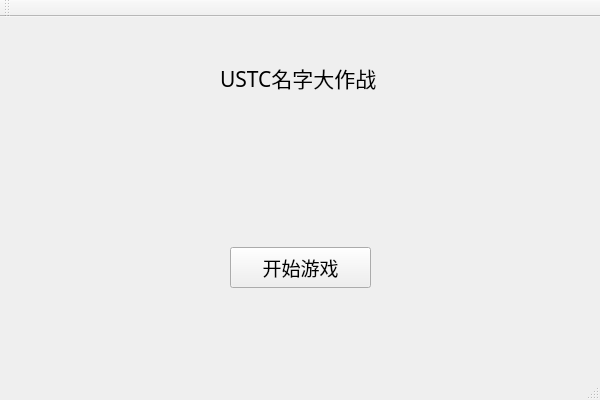
Before: the Qt Designer form USTC名字大作战/USTCNameBattle.ui in Dashu-Li/USTCNameBattle, drawn with Qt 5.
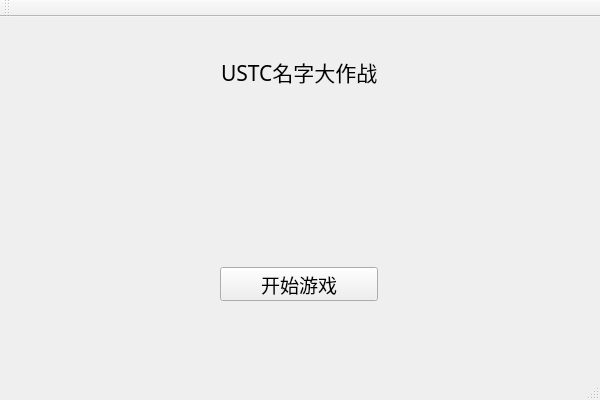
After: the same form once the commit is applied.

What changed in the file:
```diff
--- a/USTC名字大作战/USTCNameBattle.ui
+++ b/USTC名字大作战/USTCNameBattle.ui
@@ -17,10 +17,10 @@
    <widget class="QLabel" name="label">
     <property name="geometry">
      <rect>
-      <x>220</x>
-      <y>40</y>
-      <width>161</width>
-      <height>41</height>
+      <x>221</x>
+      <y>41</y>
+      <width>158</width>
+      <height>28</height>
      </rect>
     </property>
     <property name="font">
@@ -36,10 +36,10 @@
    <widget class="QPushButton" name="pushButton">
     <property name="geometry">
      <rect>
-      <x>230</x>
-      <y>230</y>
-      <width>141</width>
-      <height>41</height>
+      <x>220</x>
+      <y>250</y>
+      <width>158</width>
+      <height>34</height>
      </rect>
     </property>
     <property name="font">
```
Left out of the diff: 2 changed lines with no effect on the pictures.
